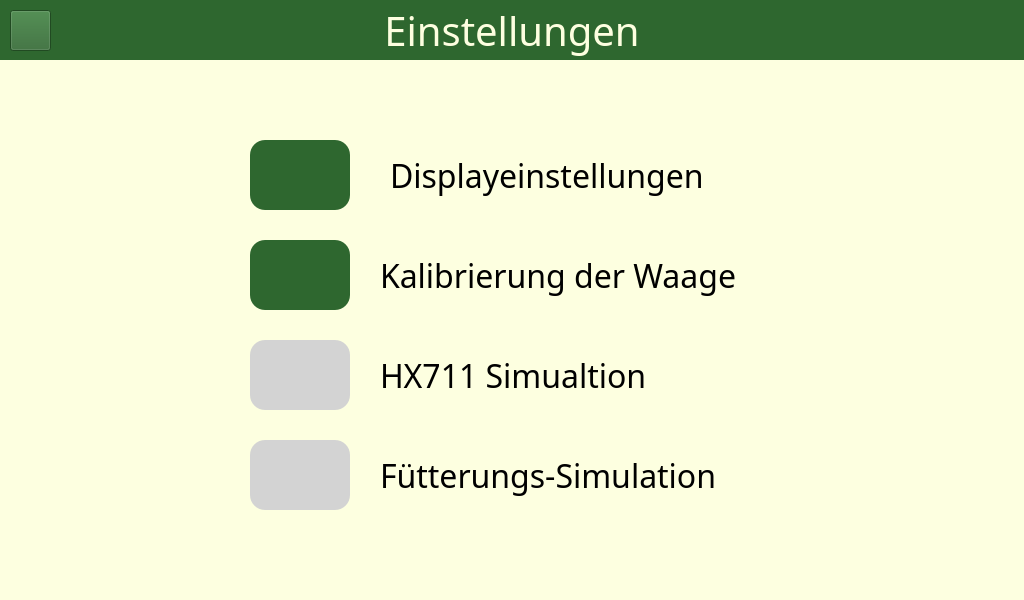
Above: views/einstellungen_seite.ui from DonKeWu/Futterkarre-1.2 before the change. Below: the same form after it.
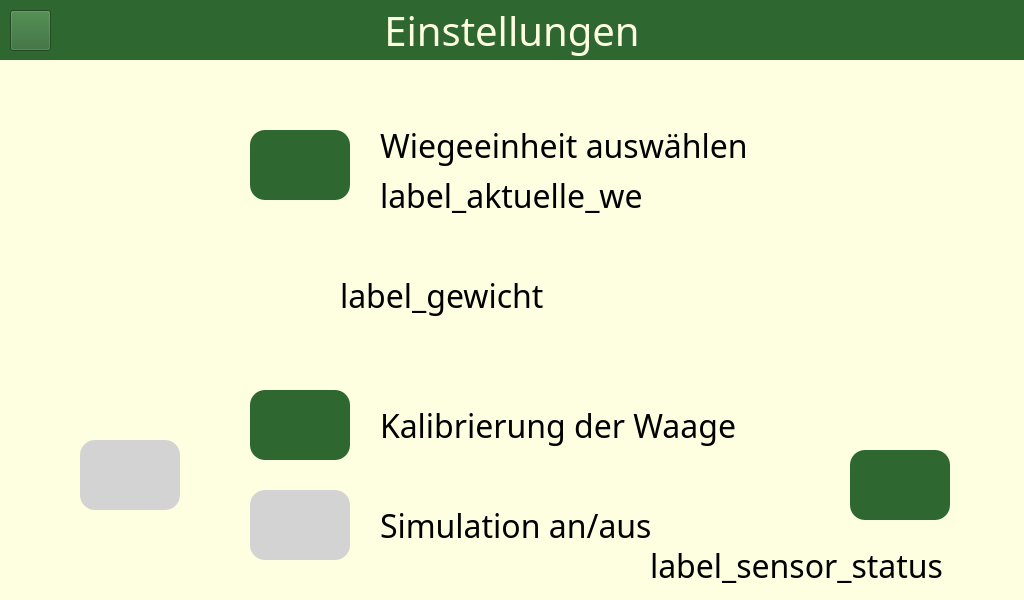
That is the form after the change. Icons and pictures are not drawn.

The edit to the form file:
```diff
--- a/views/einstellungen_seite.ui
+++ b/views/einstellungen_seite.ui
@@ -1,7 +1,7 @@
 <?xml version="1.0" encoding="UTF-8"?>
 <ui version="4.0">
- <class>Form</class>
- <widget class="QWidget" name="Form">
+ <class>einstellungen_seite</class>
+ <widget class="QWidget" name="einstellungen_seite">
   <property name="geometry">
    <rect>
     <x>0</x>
@@ -42,13 +42,13 @@
   <property name="styleSheet">
    <string notr="true">background-color: #fdffe0;</string>
   </property>
-  <widget class="QLabel" name="txt_display_menu">
+  <widget class="QLabel" name="label_gewicht">
    <property name="geometry">
     <rect>
-     <x>390</x>
-     <y>140</y>
-     <width>600</width>
-     <height>70</height>
+     <x>340</x>
+     <y>260</y>
+     <width>311</width>
+     <height>71</height>
     </rect>
    </property>
    <property name="sizePolicy">
@@ -64,14 +64,14 @@
     </font>
    </property>
    <property name="text">
-    <string>Displayeinstellungen</string>
+    <string>label_gewicht</string>
    </property>
   </widget>
-  <widget class="QLabel" name="txt_free_1">
+  <widget class="QLabel" name="txt_simulation_toggle">
    <property name="geometry">
     <rect>
      <x>380</x>
-     <y>340</y>
+     <y>490</y>
      <width>600</width>
      <height>70</height>
     </rect>
@@ -101,14 +101,14 @@
     </font>
    </property>
    <property name="text">
-    <string>HX711 Simualtion</string>
+    <string>Simulation an/aus</string>
    </property>
   </widget>
-  <widget class="QLabel" name="txt_kalib_menu">
+  <widget class="QLabel" name="txt_kalibrieren">
    <property name="geometry">
     <rect>
      <x>380</x>
-     <y>240</y>
+     <y>390</y>
      <width>600</width>
      <height>70</height>
     </rect>
@@ -194,11 +194,11 @@
     <set>Qt::AlignCenter</set>
    </property>
   </widget>
-  <widget class="QPushButton" name="btn_kalib_menu">
+  <widget class="QPushButton" name="btn_kalibrieren">
    <property name="geometry">
     <rect>
      <x>250</x>
-     <y>240</y>
+     <y>390</y>
      <width>100</width>
      <height>70</height>
     </rect>
@@ -235,11 +235,11 @@
     <bool>false</bool>
    </property>
   </widget>
-  <widget class="QPushButton" name="btn_display_menu">
+  <widget class="QPushButton" name="pushButton">
    <property name="geometry">
     <rect>
-     <x>250</x>
-     <y>140</y>
+     <x>850</x>
+     <y>450</y>
      <width>100</width>
      <height>70</height>
     </rect>
@@ -270,48 +270,11 @@
     </size>
    </property>
   </widget>
-  <widget class="QLabel" name="txt_free_2">
-   <property name="geometry">
-    <rect>
-     <x>380</x>
-     <y>440</y>
-     <width>600</width>
-     <height>70</height>
-    </rect>
-   </property>
-   <property name="sizePolicy">
-    <sizepolicy hsizetype="Preferred" vsizetype="Preferred">
-     <horstretch>0</horstretch>
-     <verstretch>0</verstretch>
-    </sizepolicy>
-   </property>
-   <property name="minimumSize">
-    <size>
-     <width>600</width>
-     <height>70</height>
-    </size>
-   </property>
-   <property name="maximumSize">
-    <size>
-     <width>600</width>
-     <height>70</height>
-    </size>
-   </property>
-   <property name="font">
-    <font>
-     <family>Droid Sans Fallback</family>
-     <pointsize>24</pointsize>
-    </font>
-   </property>
-   <property name="text">
-    <string>Fütterungs-Simulation</string>
-   </property>
-  </widget>
-  <widget class="QPushButton" name="btn_sim">
+  <widget class="QPushButton" name="btn_simulation_toggle">
    <property name="geometry">
     <rect>
      <x>250</x>
-     <y>340</y>
+     <y>490</y>
      <width>100</width>
      <height>70</height>
     </rect>
@@ -360,56 +323,6 @@
     <bool>true</bool>
    </property>
   </widget>
-  <widget class="QPushButton" name="btn_fu_sim">
-   <property name="geometry">
-    <rect>
-     <x>250</x>
-     <y>440</y>
-     <width>100</width>
-     <height>70</height>
-    </rect>
-   </property>
-   <property name="styleSheet">
-    <string notr="true">QPushButton {
-    background-color: lightgray;
-    color: black;
-    border-radius: 15px;
-    border: none;
-}
-QPushButton:checked {
-    background-color: red;
-    color: white;
-    border-radius: 15px;
-    border: none;
-}
-QPushButton:hover {
-    background-color: #8FBC8F;
-    color: #f5f5b5;
-    border-radius: 15px;
-    border: none;
-}
-</string>
-   </property>
-   <property name="text">
-    <string/>
-   </property>
-   <property name="icon">
-    <iconset resource="icons/icons.qrc">
-     <normaloff>:/icons/Sim.png</normaloff>:/icons/Sim.png</iconset>
-   </property>
-   <property name="iconSize">
-    <size>
-     <width>50</width>
-     <height>50</height>
-    </size>
-   </property>
-   <property name="default">
-    <bool>false</bool>
-   </property>
-   <property name="flat">
-    <bool>false</bool>
-   </property>
-  </widget>
   <widget class="QPushButton" name="btn_back">
    <property name="geometry">
     <rect>
@@ -436,16 +349,224 @@
     </size>
    </property>
   </widget>
+  <widget class="QPushButton" name="btn_we_auswahl">
+   <property name="geometry">
+    <rect>
+     <x>250</x>
+     <y>130</y>
+     <width>100</width>
+     <height>70</height>
+    </rect>
+   </property>
+   <property name="styleSheet">
+    <string notr="true">QPushButton {
+    background-color: #2E672F;
+    color: #ffffff;
+    border-radius: 15px;
+}
+QPushButton:hover {
+    background-color: #8FBC8F;
+    color: #f5f5b5;
+}</string>
+   </property>
+   <property name="text">
+    <string/>
+   </property>
+   <property name="icon">
+    <iconset resource="icons/icons.qrc">
+     <normaloff>:/icons/Calib.png</normaloff>
+     <normalon>:/icons/Calib.png</normalon>:/icons/Calib.png</iconset>
+   </property>
+   <property name="iconSize">
+    <size>
+     <width>50</width>
+     <height>50</height>
+    </size>
+   </property>
+   <property name="default">
+    <bool>false</bool>
+   </property>
+   <property name="flat">
+    <bool>false</bool>
+   </property>
+  </widget>
+  <widget class="QLabel" name="txt_we_auswahl">
+   <property name="geometry">
+    <rect>
+     <x>380</x>
+     <y>120</y>
+     <width>381</width>
+     <height>51</height>
+    </rect>
+   </property>
+   <property name="sizePolicy">
+    <sizepolicy hsizetype="Fixed" vsizetype="Fixed">
+     <horstretch>5</horstretch>
+     <verstretch>0</verstretch>
+    </sizepolicy>
+   </property>
+   <property name="minimumSize">
+    <size>
+     <width>0</width>
+     <height>0</height>
+    </size>
+   </property>
+   <property name="maximumSize">
+    <size>
+     <width>600</width>
+     <height>70</height>
+    </size>
+   </property>
+   <property name="font">
+    <font>
+     <family>Droid Sans Fallback</family>
+     <pointsize>24</pointsize>
+    </font>
+   </property>
+   <property name="text">
+    <string notr="true">Wiegeeinheit auswählen</string>
+   </property>
+  </widget>
+  <widget class="QLabel" name="label_aktuelle_we">
+   <property name="geometry">
+    <rect>
+     <x>380</x>
+     <y>170</y>
+     <width>381</width>
+     <height>51</height>
+    </rect>
+   </property>
+   <property name="sizePolicy">
+    <sizepolicy hsizetype="Fixed" vsizetype="Fixed">
+     <horstretch>5</horstretch>
+     <verstretch>0</verstretch>
+    </sizepolicy>
+   </property>
+   <property name="minimumSize">
+    <size>
+     <width>0</width>
+     <height>0</height>
+    </size>
+   </property>
+   <property name="maximumSize">
+    <size>
+     <width>600</width>
+     <height>70</height>
+    </size>
+   </property>
+   <property name="font">
+    <font>
+     <family>Droid Sans Fallback</family>
+     <pointsize>24</pointsize>
+    </font>
+   </property>
+   <property name="text">
+    <string notr="true">label_aktuelle_we</string>
+   </property>
+  </widget>
+  <widget class="QLabel" name="label_sensor_status">
+   <property name="geometry">
+    <rect>
+     <x>650</x>
+     <y>540</y>
+     <width>381</width>
+     <height>51</height>
+    </rect>
+   </property>
+   <property name="sizePolicy">
+    <sizepolicy hsizetype="Fixed" vsizetype="Fixed">
+     <horstretch>5</horstretch>
+     <verstretch>0</verstretch>
+    </sizepolicy>
+   </property>
+   <property name="minimumSize">
+    <size>
+     <width>0</width>
+     <height>0</height>
+    </size>
+   </property>
+   <property name="maximumSize">
+    <size>
+     <width>600</width>
+     <height>70</height>
+    </size>
+   </property>
+   <property name="font">
+    <font>
+     <family>Droid Sans Fallback</family>
+     <pointsize>24</pointsize>
+    </font>
+   </property>
+   <property name="text">
+    <string notr="true">label_sensor_status</string>
+   </property>
+  </widget>
+  <widget class="QPushButton" name="btn_fu_sim_toggle">
+   <property name="geometry">
+    <rect>
+     <x>80</x>
+     <y>440</y>
+     <width>100</width>
+     <height>70</height>
+    </rect>
+   </property>
+   <property name="toolTip">
+    <string notr="true"/>
+   </property>
+   <property name="styleSheet">
+    <string notr="true">QPushButton {
+    background-color: lightgray;
+    color: black;
+    border-radius: 15px;
+    border: none;
+}
+QPushButton:checked {
+    background-color: red;
+    color: white;
+    border-radius: 15px;
+    border: none;
+}
+QPushButton:hover {
+    background-color: #8FBC8F;
+    color: #f5f5b5;
+    border-radius: 15px;
+    border: none;
+}
+</string>
+   </property>
+   <property name="text">
+    <string notr="true"/>
+   </property>
+   <property name="icon">
+    <iconset resource="icons/icons.qrc">
+     <normaloff>:/icons/Sim.png</normaloff>:/icons/Sim.png</iconset>
+   </property>
+   <property name="iconSize">
+    <size>
+     <width>50</width>
+     <height>50</height>
+    </size>
+   </property>
+   <property name="shortcut">
+    <string notr="true"/>
+   </property>
+   <property name="checkable">
+    <bool>true</bool>
+   </property>
+  </widget>
   <zorder>ub_einstellungen</zorder>
-  <zorder>txt_display_menu</zorder>
-  <zorder>txt_free_1</zorder>
-  <zorder>txt_kalib_menu</zorder>
-  <zorder>btn_kalib_menu</zorder>
-  <zorder>btn_display_menu</zorder>
-  <zorder>txt_free_2</zorder>
-  <zorder>btn_sim</zorder>
-  <zorder>btn_fu_sim</zorder>
+  <zorder>label_gewicht</zorder>
+  <zorder>txt_simulation_toggle</zorder>
+  <zorder>txt_kalibrieren</zorder>
+  <zorder>btn_kalibrieren</zorder>
+  <zorder>pushButton</zorder>
+  <zorder>btn_simulation_toggle</zorder>
   <zorder>btn_back</zorder>
+  <zorder>btn_we_auswahl</zorder>
+  <zorder>txt_we_auswahl</zorder>
+  <zorder>label_aktuelle_we</zorder>
+  <zorder>label_sensor_status</zorder>
+  <zorder>btn_fu_sim_toggle</zorder>
  </widget>
  <resources>
   <include location="icons/icons.qrc"/>
```
